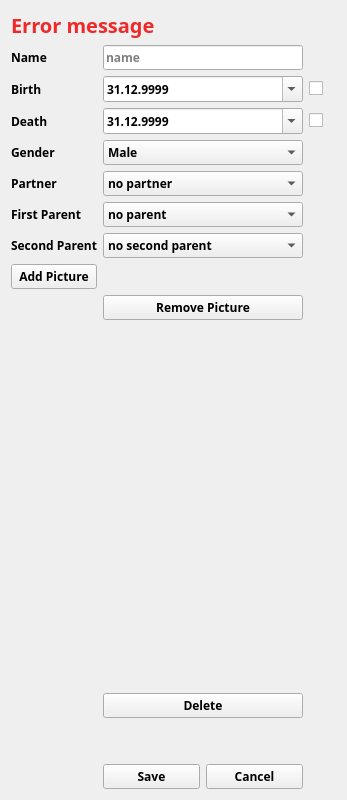
This is FamilyTree/src/gui/editpanel.ui in moumitahmad/Stammbaum as Qt 5 draws it before an edit. The edited form follows.
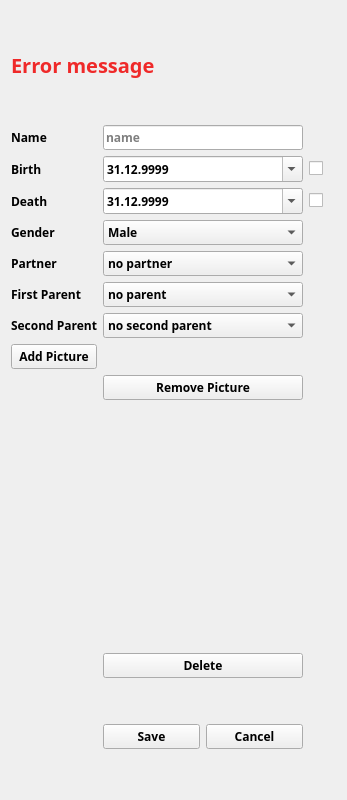
This is the edited form.

What changed in the file:
```diff
--- a/FamilyTree/src/gui/editpanel.ui
+++ b/FamilyTree/src/gui/editpanel.ui
@@ -15,6 +15,37 @@
   </property>
   <layout class="QGridLayout" name="gridLayout">
    <item row="1" column="0">
+    <widget class="QLabel" name="ErrorMessage">
+     <property name="font">
+      <font>
+       <family>Sawasdee</family>
+       <pointsize>15</pointsize>
+       <weight>75</weight>
+       <bold>true</bold>
+      </font>
+     </property>
+     <property name="text">
+      <string>&lt;html&gt;&lt;head/&gt;&lt;body&gt;&lt;p&gt;&lt;span style=&quot; color:#ef2929;&quot;&gt;Error message&lt;/span&gt;&lt;/p&gt;&lt;/body&gt;&lt;/html&gt;</string>
+     </property>
+    </widget>
+   </item>
+   <item row="4" column="0">
+    <spacer name="verticalSpacer_4">
+     <property name="orientation">
+      <enum>Qt::Vertical</enum>
+     </property>
+     <property name="sizeType">
+      <enum>QSizePolicy::Minimum</enum>
+     </property>
+     <property name="sizeHint" stdset="0">
+      <size>
+       <width>20</width>
+       <height>40</height>
+      </size>
+     </property>
+    </spacer>
+   </item>
+   <item row="3" column="0">
     <layout class="QGridLayout" name="gridLayout_3">
      <item row="6" column="2">
       <widget class="QComboBox" name="ChooseGender">
@@ -439,19 +470,36 @@
     </layout>
    </item>
    <item row="0" column="0">
-    <widget class="QLabel" name="ErrorMessage">
-     <property name="font">
-      <font>
-       <family>Sawasdee</family>
-       <pointsize>15</pointsize>
-       <weight>75</weight>
-       <bold>true</bold>
-      </font>
+    <spacer name="verticalSpacer_3">
+     <property name="orientation">
+      <enum>Qt::Vertical</enum>
      </property>
-     <property name="text">
-      <string>&lt;html&gt;&lt;head/&gt;&lt;body&gt;&lt;p&gt;&lt;span style=&quot; color:#ef2929;&quot;&gt;Error message&lt;/span&gt;&lt;/p&gt;&lt;/body&gt;&lt;/html&gt;</string>
+     <property name="sizeType">
+      <enum>QSizePolicy::Minimum</enum>
      </property>
-    </widget>
+     <property name="sizeHint" stdset="0">
+      <size>
+       <width>20</width>
+       <height>40</height>
+      </size>
+     </property>
+    </spacer>
+   </item>
+   <item row="2" column="0">
+    <spacer name="verticalSpacer_5">
+     <property name="orientation">
+      <enum>Qt::Vertical</enum>
+     </property>
+     <property name="sizeType">
+      <enum>QSizePolicy::Minimum</enum>
+     </property>
+     <property name="sizeHint" stdset="0">
+      <size>
+       <width>20</width>
+       <height>40</height>
+      </size>
+     </property>
+    </spacer>
    </item>
   </layout>
  </widget>
```
